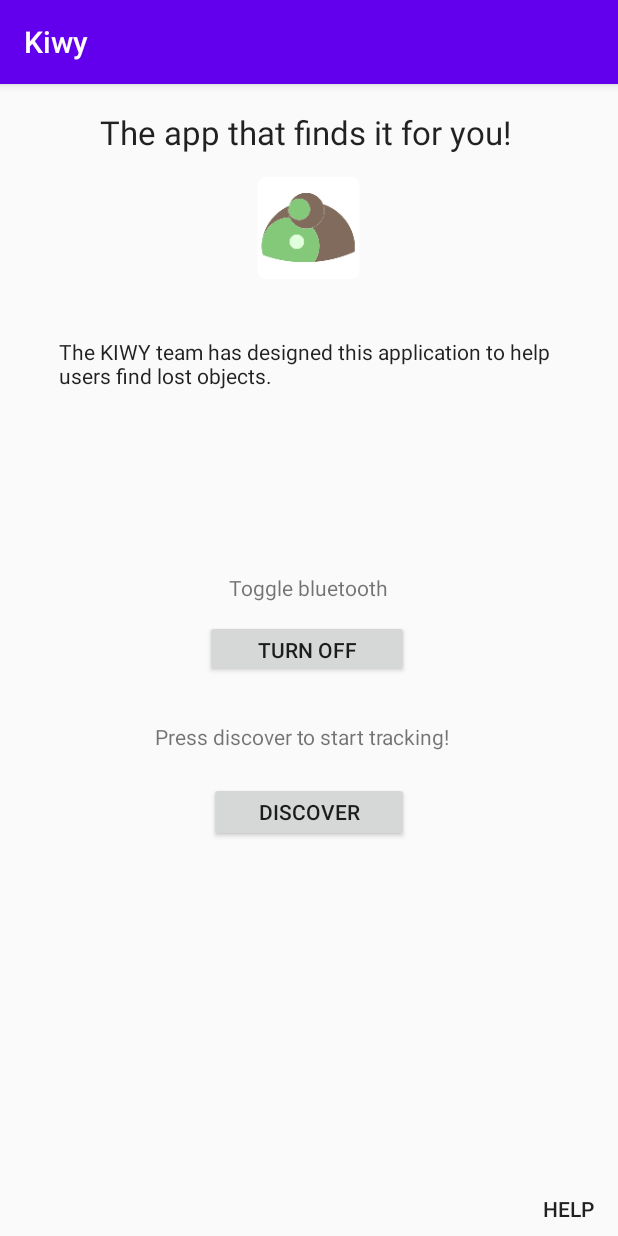
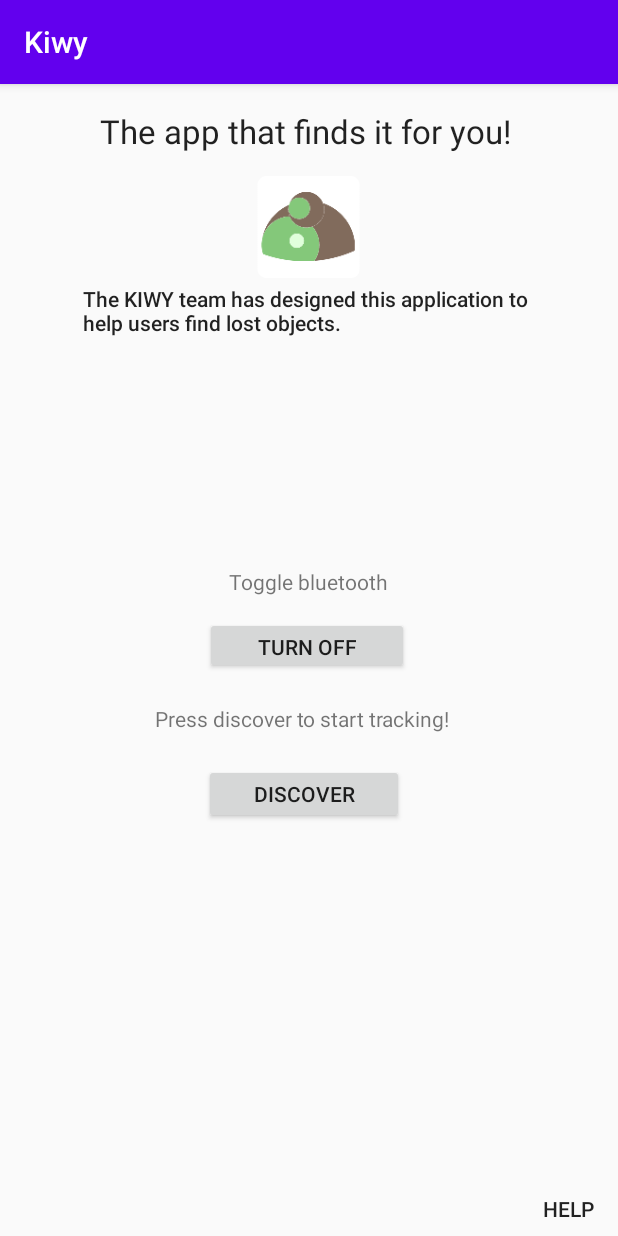
Before and after one commit to Kevnaut/Kiwy, an Android app: the screen it shows after launch (MainActivity), on a phone screen of 412 x 824 dp. Run offline under Robolectric (Android 15) with nearby library versions, the phone set to English and light mode, and no system bars.

Commit message:
Main activity button placement updates as well as app store/ app icon update (still not in desired form).

```diff
--- a/app/src/main/res/layout/activity_main.xml
+++ b/app/src/main/res/layout/activity_main.xml
@@ -14,9 +14,10 @@
         android:text="Discover"
         app:layout_constraintBottom_toBottomOf="parent"
         app:layout_constraintEnd_toEndOf="parent"
+        app:layout_constraintHorizontal_bias="0.489"
         app:layout_constraintStart_toStartOf="parent"
         app:layout_constraintTop_toTopOf="parent"
-        app:layout_constraintVertical_bias="0.639" />
+        app:layout_constraintVertical_bias="0.623" />
 
     <Button
         android:id="@+id/btnONOFF"
@@ -28,7 +29,7 @@
         app:layout_constraintHorizontal_bias="0.494"
         app:layout_constraintStart_toStartOf="parent"
         app:layout_constraintTop_toBottomOf="@+id/textView6"
-        app:layout_constraintVertical_bias="0.0" />
+        app:layout_constraintVertical_bias="0.031" />
 
     <ListView
         android:id="@+id/lvNewDevices"
@@ -45,17 +46,16 @@
 
     <TextView
         android:id="@+id/textView5"
-        android:layout_width="332dp"
-        android:layout_height="41dp"
-        android:layout_marginBottom="116dp"
+        android:layout_width="300dp"
+        android:layout_height="35dp"
+        android:layout_marginTop="4dp"
+        android:fadeScrollbars="false"
         android:text="The KIWY team has designed this application to help users find lost objects."
-        android:textAppearance="@style/TextAppearance.AppCompat.Body1"
-        app:layout_constraintBottom_toTopOf="@+id/textView6"
+        android:textAppearance="@style/TextAppearance.AppCompat.Body2"
         app:layout_constraintEnd_toEndOf="parent"
-        app:layout_constraintHorizontal_bias="0.493"
+        app:layout_constraintHorizontal_bias="0.495"
         app:layout_constraintStart_toStartOf="parent"
-        app:layout_constraintTop_toBottomOf="@+id/textView"
-        app:layout_constraintVertical_bias="1.0" />
+        app:layout_constraintTop_toBottomOf="@+id/imageView" />
 
     <Button
         android:id="@+id/button"
@@ -87,7 +87,7 @@
         android:id="@+id/textView6"
         android:layout_width="wrap_content"
         android:layout_height="wrap_content"
-        android:layout_marginBottom="80dp"
+        android:layout_marginBottom="72dp"
         android:text="Toggle bluetooth"
         app:layout_constraintBottom_toTopOf="@+id/textView2"
         app:layout_constraintEnd_toEndOf="parent"
```
Also changed, not shown: app/src/main/res/layout/activity_add_entry.xml (+7 -7 lines).
